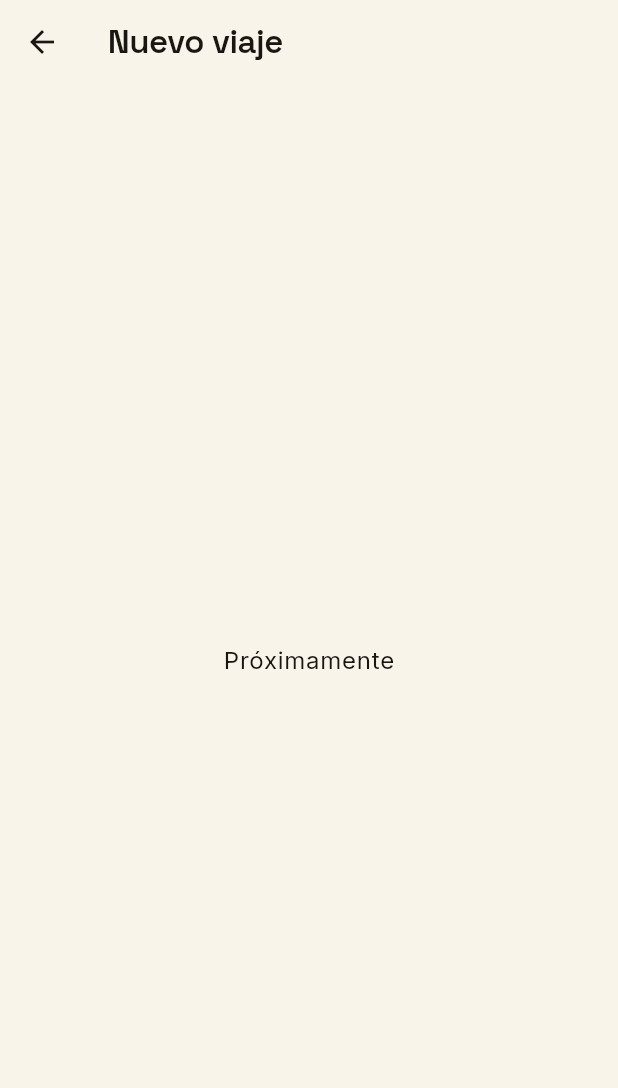
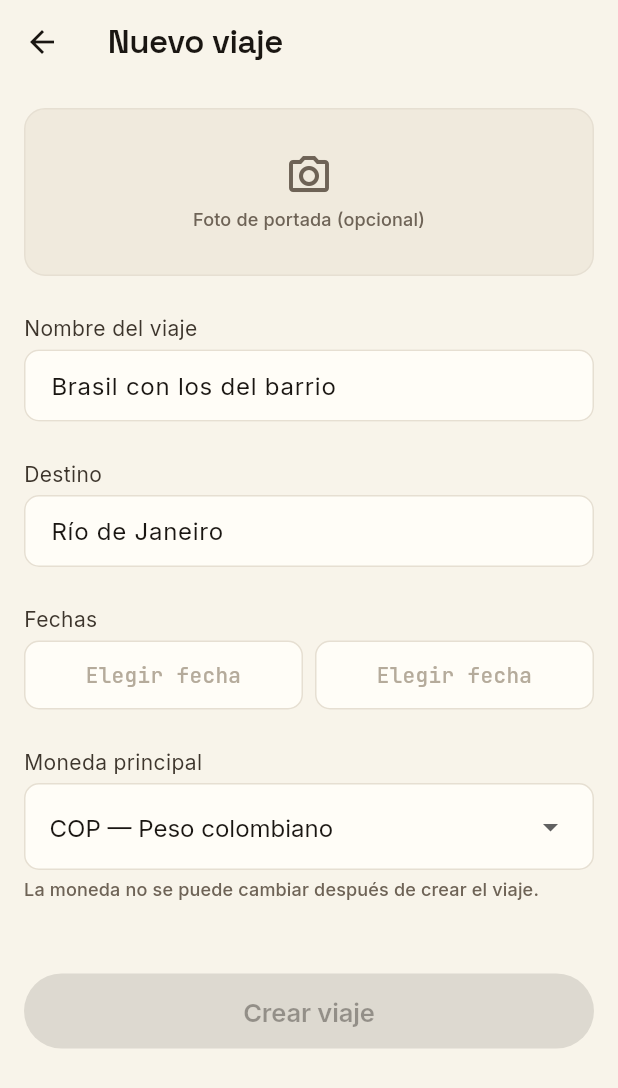
Before and after one commit to julianjab/travel-app, a Flutter app: the screen it shows once a user with an empty profile is signed in, after a tap on "Nuevo viaje", on a phone screen of 412 x 824 dp. Shown: the top 1088 px of the screen. Run offline on Flutter 3.47's test engine with Material 3 defaults, Android fonts, the phone set to English and light mode, and no system bars; our stand-ins replace cloud_firestore, firebase_auth, firebase_core, flutter_riverpod, go_router, google_sign_in and 2 more; accounts and stored records are empty.

Commit message:
[F1-02] Crear viaje (F1.2) (#53)
* feat(F1-02): add toFirestore() method to Member model

* feat(F1-02): add create() to TripRepository abstract class

* feat(F1-02): implement create() in FirestoreTripRepository with WriteBatch

* feat(F1-02): add CreateTripNotifier with validation and repo call

* feat(F1-02): add CurrencyPickerField widget with LATAM currency list

* feat(F1-02): add CreateTripScreen with form, date pickers, and validation

* feat(F1-02): wire /trips/new route to CreateTripScreen

* fix(F1-02): add intl dependency, fix CurrencyPickerField to use DropdownButton (no deprecated value param)

```diff
--- a/app/lib/core/router/app_router.dart
+++ b/app/lib/core/router/app_router.dart
@@ -2,6 +2,7 @@ import 'package:firebase_auth/firebase_auth.dart';
 import 'package:flutter/material.dart';
 import 'package:go_router/go_router.dart';
 import 'package:vamos/features/auth/presentation/login_screen.dart';
+import 'package:vamos/features/trips/presentation/create_trip_screen.dart';
 import 'package:vamos/features/trips/presentation/my_trips_screen.dart';
 
 // ---------------------------------------------------------------------------
@@ -38,9 +39,9 @@ class _AuthChangeNotifier extends ChangeNotifier {
 /// Application router.
 ///
 /// Routes:
-///   /login          → [LoginScreen]    (unauthenticated)
-///   /trips          → [MyTripsScreen]  (authenticated home, F1.1)
-///   /trips/new      → stub for F1.2
+///   /login          → [LoginScreen]       (unauthenticated)
+///   /trips          → [MyTripsScreen]     (authenticated home, F1.1)
+///   /trips/new      → [CreateTripScreen]  (create trip form, F1.2)
 ///   /trips/:id      → stub for F2.1
 ///
 /// Redirect logic:
@@ -73,10 +74,10 @@ final router = GoRouter(
       path: '/trips',
       builder: (context, state) => const MyTripsScreen(),
       routes: [
-        // TODO(F1-02): replace stub with CreateTripScreen when F1.2 is built.
+        // F1.2 — Crear viaje form.
         GoRoute(
           path: 'new',
-          builder: (context, state) => const _StubScreen(title: 'Nuevo viaje'),
+          builder: (context, state) => const CreateTripScreen(),
         ),
         // TODO(F2-01): replace stub with TripShellScreen when F2.1 is built.
         GoRoute(
--- /dev/null
+++ b/app/lib/features/trips/presentation/create_trip_screen.dart
@@ -0,0 +1,362 @@
+import 'package:flutter/material.dart';
+import 'package:flutter_riverpod/flutter_riverpod.dart';
+import 'package:go_router/go_router.dart';
+import 'package:intl/intl.dart';
+import 'package:vamos/core/theme/vamos_colors.dart';
+import 'package:vamos/core/theme/vamos_spacing.dart';
+import 'package:vamos/core/theme/vamos_typography.dart';
+import 'package:vamos/features/trips/application/create_trip_notifier.dart';
+import 'package:vamos/features/trips/presentation/widgets/currency_picker_field.dart';
+
+/// F1.2 — "Crear viaje" form screen.
+///
+/// Collects: trip name, destination (free text), start date, end date, and
+/// main currency. Cover photo slot is UI-only in MVP — no actual upload.
+/// The "Crear viaje" button is disabled until all four required fields are
+/// filled (name, destination, both dates, currency).
+///
+/// On success the screen navigates to `/trips/{newId}` via [GoRouter].
+class CreateTripScreen extends ConsumerStatefulWidget {
+  const CreateTripScreen({super.key});
+
+  @override
+  ConsumerState<CreateTripScreen> createState() => _CreateTripScreenState();
+}
+
+class _CreateTripScreenState extends ConsumerState<CreateTripScreen> {
+  final _formKey = GlobalKey<FormState>();
+  final _nameController = TextEditingController();
+  final _destinationController = TextEditingController();
+
+  DateTime? _startDate;
+  DateTime? _endDate;
+  String _currency = 'COP'; // LATAM-first default
+
+  bool _hasNavigated = false;
+
+  @override
+  void dispose() {
+    _nameController.dispose();
+    _destinationController.dispose();
+    super.dispose();
+  }
+
+  // ---------------------------------------------------------------------------
+  // Helpers
+  // ---------------------------------------------------------------------------
+
+  bool get _isFormComplete =>
+      _nameController.text.trim().isNotEmpty &&
+      _destinationController.text.trim().isNotEmpty &&
+      _startDate != null &&
+      _endDate != null &&
+      _currency.isNotEmpty;
+
+  String _formatDate(DateTime? date) {
+    if (date == null) return 'Elegir fecha';
+    return DateFormat('d MMM yyyy', 'es').format(date);
+  }
+
+  Future<void> _pickStartDate() async {
+    final picked = await showDatePicker(
+      context: context,
+      initialDate: _startDate ?? DateTime.now(),
+      firstDate: DateTime(2024),
+      lastDate: DateTime(2030),
+      helpText: 'Fecha de inicio',
+    );
+    if (picked == null) return;
+    setState(() {
+      _startDate = picked;
+      // Reset end date if it's before the new start
+      if (_endDate != null && _endDate!.isBefore(picked)) {
+        _endDate = null;
+      }
+    });
+  }
+
+  Future<void> _pickEndDate() async {
+    final picked = await showDatePicker(
+      context: context,
+      initialDate: _endDate ?? (_startDate ?? DateTime.now()),
+      firstDate: _startDate ?? DateTime(2024),
+      lastDate: DateTime(2030),
+      helpText: 'Fecha de fin',
+    );
+    if (picked == null) return;
+    setState(() => _endDate = picked);
+  }
+
+  Future<void> _submit() async {
+    if (!_isFormComplete) return;
+
+    await ref.read(createTripProvider.notifier).create(
+          name: _nameController.text,
+          destination: _destinationController.text,
+          startDate: _startDate!,
+          endDate: _endDate!,
+          mainCurrency: _currency,
+        );
+  }
+
+  // ---------------------------------------------------------------------------
+  // Build
+  // ---------------------------------------------------------------------------
+
+  @override
+  Widget build(BuildContext context) {
+    final createAsync = ref.watch(createTripProvider);
+
+    // Navigate once when a tripId is available — avoids duplicate navigation
+    // if the widget rebuilds after the state change.
+    ref.listen<AsyncValue<CreateTripResult>>(createTripProvider, (_, next) {
+      if (_hasNavigated) return;
+      next.whenData((result) {
+        if (result.tripId != null) {
+          _hasNavigated = true;
+          context.go('/trips/${result.tripId}');
+        }
+      });
+    });
+
+    final isLoading = createAsync.isLoading;
+
+    return Scaffold(
+      appBar: AppBar(
+        title: const Text('Nuevo viaje'),
+      ),
+      body: SingleChildScrollView(
+        padding: const EdgeInsets.all(VamosSpacing.md),
+        child: Form(
+          key: _formKey,
+          onChanged: () => setState(() {}), // re-evaluate _isFormComplete
+          child: Column(
+            crossAxisAlignment: CrossAxisAlignment.stretch,
+            children: [
+              // ----------------------------------------------------------------
+              // Cover photo slot (UI only — no upload in MVP)
+              // ----------------------------------------------------------------
+              _CoverPhotoSlot(),
+              const SizedBox(height: VamosSpacing.lg),
+
+              // ----------------------------------------------------------------
+              // Nombre del viaje
+              // ----------------------------------------------------------------
+              Text('Nombre del viaje', style: VamosTypography.bodyMedium),
+              const SizedBox(height: VamosSpacing.xs),
+              TextFormField(
+                controller: _nameController,
+                textCapitalization: TextCapitalization.sentences,
+                style: VamosTypography.bodyLarge,
+                decoration: const InputDecoration(
+                  hintText: 'Brasil con los del barrio',
+                ),
+                onChanged: (_) => setState(() {}),
+              ),
+              const SizedBox(height: VamosSpacing.lg),
+
+              // ----------------------------------------------------------------
+              // Destino
+              // ----------------------------------------------------------------
+              Text('Destino', style: VamosTypography.bodyMedium),
+              const SizedBox(height: VamosSpacing.xs),
+              TextFormField(
+                controller: _destinationController,
+                textCapitalization: TextCapitalization.words,
+                style: VamosTypography.bodyLarge,
+                decoration: const InputDecoration(
+                  hintText: 'Río de Janeiro',
+                ),
+                onChanged: (_) => setState(() {}),
+              ),
+              const SizedBox(height: VamosSpacing.lg),
+
+              // ----------------------------------------------------------------
+              // Fechas
+              // ----------------------------------------------------------------
+              Text('Fechas', style: VamosTypography.bodyMedium),
+              const SizedBox(height: VamosSpacing.xs),
+              Row(
+                children: [
+                  Expanded(
+                    child: _DateButton(
+                      label: _formatDate(_startDate),
+                      onTap: isLoading ? null : _pickStartDate,
+                    ),
+                  ),
+                  const SizedBox(width: VamosSpacing.sm),
+                  Expanded(
+                    child: _DateButton(
+                      label: _formatDate(_endDate),
+                      onTap: isLoading ? null : _pickEndDate,
+                    ),
+                  ),
+                ],
+              ),
+              const SizedBox(height: VamosSpacing.lg),
+
+              // ----------------------------------------------------------------
+              // Moneda principal
+              // ----------------------------------------------------------------
+              CurrencyPickerField(
+                value: _currency,
+                onChanged: isLoading
+                    ? null
+                    : (v) => setState(() => _currency = v ?? _currency),
+              ),
+              const SizedBox(height: VamosSpacing.xxl),
+
+              // ----------------------------------------------------------------
+              // Error from notifier
+              // ----------------------------------------------------------------
+              if (createAsync.hasError) ...[
+                _ErrorBanner(message: _errorMessage(createAsync.error)),
+                const SizedBox(height: VamosSpacing.md),
+              ],
+
+              // ----------------------------------------------------------------
+              // Submit button
+              // ----------------------------------------------------------------
+              FilledButton(
+                onPressed: (_isFormComplete && !isLoading) ? _submit : null,
+                child: isLoading
+                    ? const SizedBox(
+                        height: VamosSpacing.md,
+                        width: VamosSpacing.md,
+                        child: CircularProgressIndicator(
+                          strokeWidth: 2,
+                          color: VamosColors.textOnDark,
+                        ),
+                      )
+                    : const Text('Crear viaje'),
+              ),
+
+              const SizedBox(height: VamosSpacing.md),
+            ],
+          ),
+        ),
+      ),
+    );
+  }
+
+  String _errorMessage(Object? error) {
+    if (error is ArgumentError) return error.message as String;
+    return 'Hubo un problema al crear el viaje. Intentá de nuevo.';
+  }
+}
+
+// ---------------------------------------------------------------------------
+// Private sub-widgets
+// ---------------------------------------------------------------------------
+
+/// UI-only cover photo slot. No actual upload in MVP.
+/// Matches the wireframe: a tappable area with a camera icon and label.
+class _CoverPhotoSlot extends StatelessWidget {
+  @override
+  Widget build(BuildContext context) {
+    return GestureDetector(
+      onTap: () {
+        // Cover photo upload is out of MVP scope — slot is UI only.
+      },
+      child: Container(
+        height: VamosSpacing.xxxl + VamosSpacing.xxl, // 112
+        decoration: BoxDecoration(
+          color: VamosColors.surface2,
+          borderRadius: VamosRadius.brLg,
+          border: Border.all(color: VamosColors.border),
+        ),
+        child: Column(
+          mainAxisAlignment: MainAxisAlignment.center,
+          children: [
+            Icon(
+              Icons.photo_camera_outlined,
+              size: VamosSpacing.xl,
+              color: VamosColors.text3,
+            ),
+            const SizedBox(height: VamosSpacing.xs),
+            Text(
+              'Foto de portada (opcional)',
+              style: VamosTypography.caption,
+            ),
+          ],
+        ),
+      ),
+    );
+  }
+}
+
+/// Tappable date-picker button styled as an outlined container.
+class _DateButton extends StatelessWidget {
+  const _DateButton({
+    required this.label,
+    required this.onTap,
+  });
+
+  final String label;
+  final VoidCallback? onTap;
+
+  @override
+  Widget build(BuildContext context) {
+    return GestureDetector(
+      onTap: onTap,
+      child: Container(
+        padding: const EdgeInsets.symmetric(
+          horizontal: VamosSpacing.md,
+          vertical: VamosSpacing.sm + VamosSpacing.xs, // 12
+        ),
+        decoration: BoxDecoration(
+          color: VamosColors.surface,
+          borderRadius: VamosRadius.brMd,
+          border: Border.all(color: VamosColors.border),
+        ),
+        child: Text(
+          label,
+          style: VamosTypography.monoMedium.copyWith(
+            color: label == 'Elegir fecha'
+                ? VamosColors.textMuted
+                : VamosColors.text,
+          ),
+          textAlign: TextAlign.center,
+        ),
+      ),
+    );
+  }
+}
+
+/// Inline error banner shown when the notifier emits an error.
+class _ErrorBanner extends StatelessWidget {
+  const _ErrorBanner({required this.message});
+
+  final String message;
+
+  @override
+  Widget build(BuildContext context) {
+    return Container(
+      padding: const EdgeInsets.all(VamosSpacing.md),
+      decoration: BoxDecoration(
+        color: VamosColors.red.withValues(alpha: 0.08),
+        borderRadius: VamosRadius.brMd,
+        border: Border.all(color: VamosColors.red.withValues(alpha: 0.3)),
+      ),
+      child: Row(
+        crossAxisAlignment: CrossAxisAlignment.start,
+        children: [
+          Icon(
+            Icons.error_outline,
+            color: VamosColors.red,
+            size: VamosSpacing.md,
+          ),
+          const SizedBox(width: VamosSpacing.sm),
+          Expanded(
+            child: Text(
+              message,
+              style: VamosTypography.bodyMedium.copyWith(
+                color: VamosColors.red,
+              ),
+            ),
+          ),
+        ],
+      ),
+    );
+  }
+}
--- /dev/null
+++ b/app/lib/features/trips/presentation/widgets/currency_picker_field.dart
@@ -0,0 +1,88 @@
+import 'package:flutter/material.dart';
+import 'package:vamos/core/theme/vamos_colors.dart';
+import 'package:vamos/core/theme/vamos_spacing.dart';
+import 'package:vamos/core/theme/vamos_typography.dart';
+
+/// A labeled dropdown that lets the user pick the trip's main currency.
+///
+/// Shows the LATAM-focused currency list. Includes a helper text reminding
+/// the user that the currency cannot be changed after the trip is created.
+///
+/// Default currency is COP (Colombian Peso) per LATAM-first product principle
+/// (see docs/02-prd-inicial.md §3). The parent form overrides this default
+/// and listens for changes via [onChanged].
+///
+/// Uses [DropdownButton] (not DropdownButtonFormField) because the parent
+/// [CreateTripScreen] owns the selected value in its own state — this is a
+/// fully controlled widget.
+class CurrencyPickerField extends StatelessWidget {
+  const CurrencyPickerField({
+    super.key,
+    required this.value,
+    this.onChanged,
+  });
+
+  /// Currently selected ISO 4217 currency code (e.g. "COP").
+  final String value;
+
+  /// Called with the newly selected currency code when the user picks one.
+  /// When null, the dropdown is effectively disabled.
+  final ValueChanged<String?>? onChanged;
+
+  /// LATAM-focused currency list. Ordered by estimated user frequency.
+  static const List<({String code, String label})> _currencies = [
+    (code: 'COP', label: 'COP — Peso colombiano'),
+    (code: 'ARS', label: 'ARS — Peso argentino'),
+    (code: 'MXN', label: 'MXN — Peso mexicano'),
+    (code: 'BRL', label: 'BRL — Real brasileño'),
+    (code: 'CLP', label: 'CLP — Peso chileno'),
+    (code: 'PEN', label: 'PEN — Sol peruano'),
+    (code: 'UYU', label: 'UYU — Peso uruguayo'),
+    (code: 'USD', label: 'USD — Dólar estadounidense'),
+    (code: 'EUR', label: 'EUR — Euro'),
+  ];
+
+  @override
+  Widget build(BuildContext context) {
+    return Column(
+      crossAxisAlignment: CrossAxisAlignment.start,
+      children: [
+        Text('Moneda principal', style: VamosTypography.bodyMedium),
+        const SizedBox(height: VamosSpacing.xs),
+        Container(
+          padding: const EdgeInsets.symmetric(
+            horizontal: VamosSpacing.md,
+            vertical: VamosSpacing.xs,
+          ),
+          decoration: BoxDecoration(
+            color: VamosColors.surface,
+            borderRadius: VamosRadius.brMd,
+            border: Border.all(color: VamosColors.border),
+          ),
+          child: DropdownButton<String>(
+            value: value,
+            onChanged: onChanged,
+            isExpanded: true,
+            underline: const SizedBox.shrink(), // hide the default underline
+            style: VamosTypography.bodyLarge.copyWith(color: VamosColors.text),
+            dropdownColor: VamosColors.surface,
+            borderRadius: VamosRadius.brMd,
+            items: _currencies
+                .map(
+                  (c) => DropdownMenuItem(
+                    value: c.code,
+                    child: Text(c.label, style: VamosTypography.bodyLarge),
+                  ),
+                )
+                .toList(),
+          ),
+        ),
+        const SizedBox(height: VamosSpacing.xs),
+        Text(
+          'La moneda no se puede cambiar después de crear el viaje.',
+          style: VamosTypography.caption,
+        ),
+      ],
+    );
+  }
+}
--- a/app/pubspec.yaml
+++ b/app/pubspec.yaml
@@ -53,6 +53,9 @@ dependencies:
   # Logging
   logger: ^2.5.0
 
+  # Date and number formatting (NOT internationalization — Spanish hardcoded)
+  intl: ^0.20.2
+
 dev_dependencies:
   flutter_test:
     sdk: flutter
```
Also changed, not shown: app/lib/data/models/member.dart (+22 -0 lines), app/lib/data/repositories/firestore_trip_repository.dart (+42 -0 lines), app/lib/data/repositories/trip_repository.dart (+10 -0 lines), app/lib/dev/mocks/mock_trip_repository.dart (+11 -0 lines), app/lib/features/trips/application/create_trip_notifier.dart (added, +132 -0 lines).
